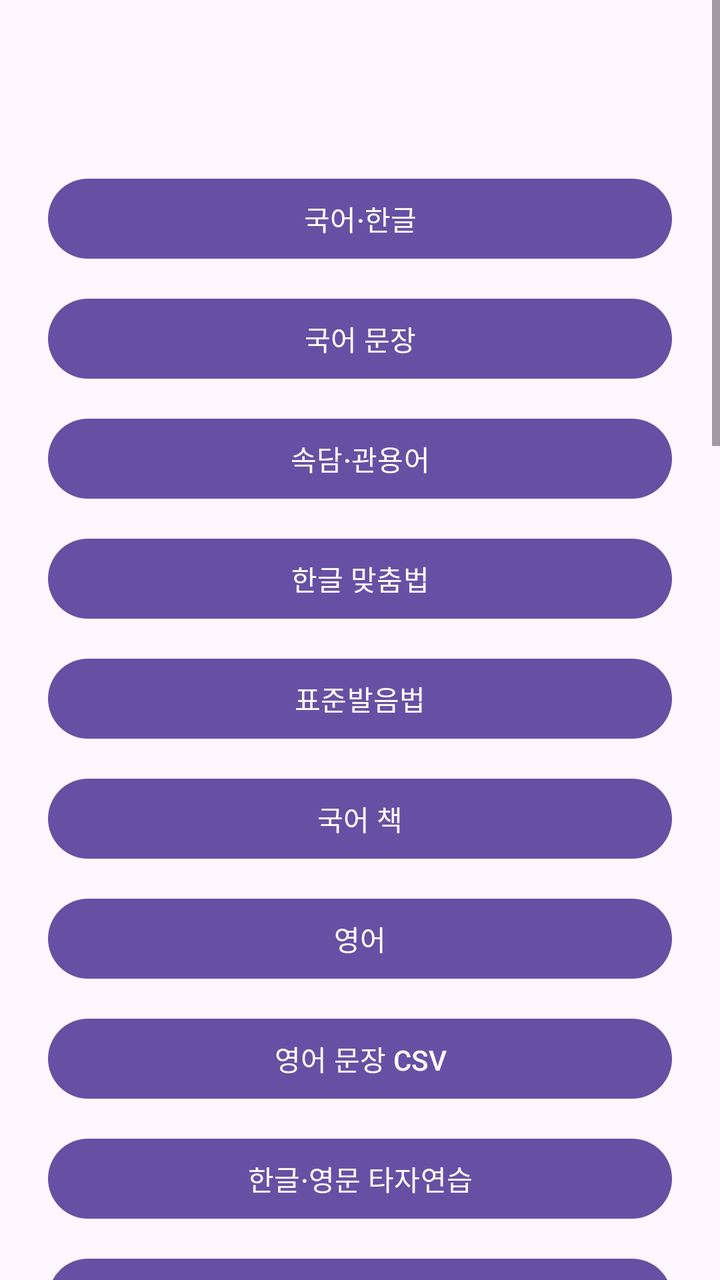
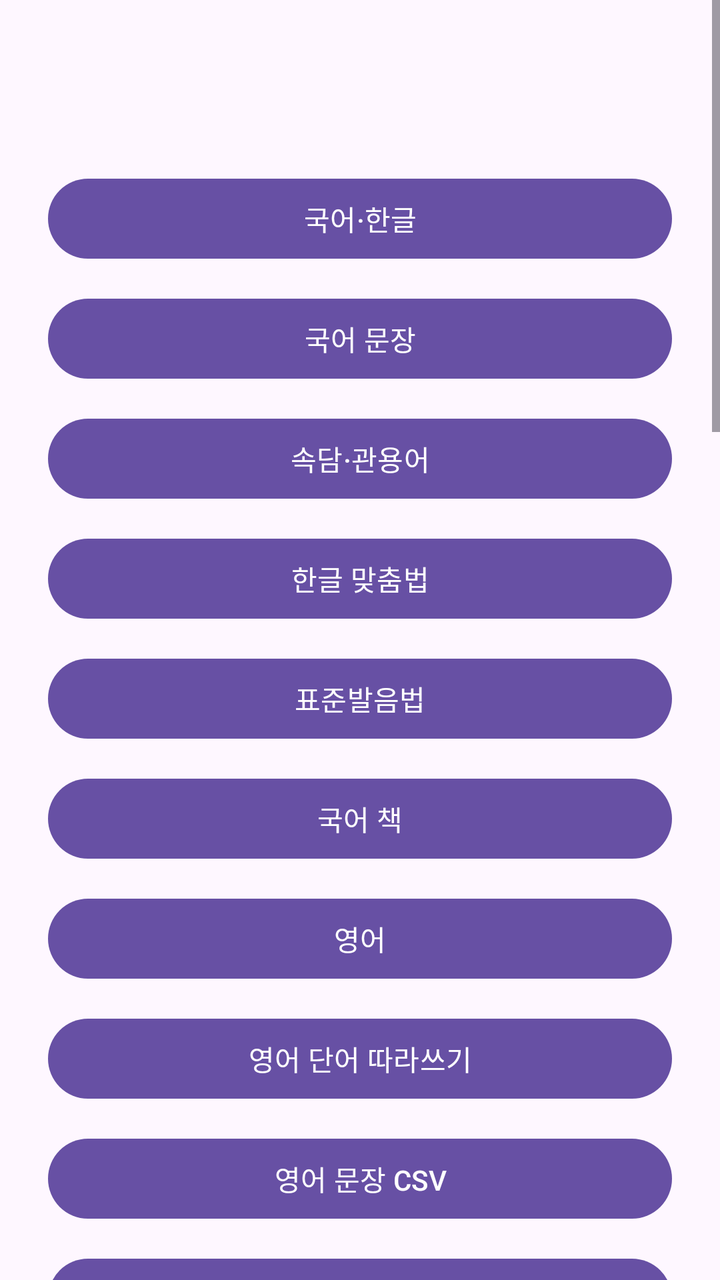

The first picture is an Android layout as it rendered before a commit; the second is the same layout after the commit. The layout source and the unified diff follow.
<!-- AndroidManifest.xml: application theme Theme.Eunhyo2 -->
<!-- res/layout/activity_school_menu.xml -->
<?xml version="1.0" encoding="utf-8"?>
<ScrollView xmlns:android="http://schemas.android.com/apk/res/android"
    android:layout_width="match_parent"
    android:layout_height="match_parent">

    <LinearLayout
        android:layout_width="match_parent"
        android:layout_height="wrap_content"
        android:orientation="vertical"
        android:padding="24dp">

        <TextView android:id="@+id/textSchoolLevel" android:layout_width="match_parent" android:layout_height="wrap_content" android:gravity="center" android:textAppearance="@style/TextAppearance.Material3.HeadlineMedium" />
        <com.google.android.material.button.MaterialButton android:id="@+id/buttonKorean" android:layout_width="match_parent" android:layout_height="wrap_content" android:layout_marginTop="24dp" android:text="국어·한글" />
        <com.google.android.material.button.MaterialButton android:id="@+id/buttonKoreanPhrase" android:layout_width="match_parent" android:layout_height="wrap_content" android:layout_marginTop="12dp" android:text="국어 문장" />
        <com.google.android.material.button.MaterialButton android:id="@+id/buttonKoreanIdiom" android:layout_width="match_parent" android:layout_height="wrap_content" android:layout_marginTop="12dp" android:text="속담·관용어" />
        <com.google.android.material.button.MaterialButton android:id="@+id/buttonKoreanSpelling" android:layout_width="match_parent" android:layout_height="wrap_content" android:layout_marginTop="12dp" android:text="한글 맞춤법" />
        <com.google.android.material.button.MaterialButton android:id="@+id/buttonKoreanPronunciation" android:layout_width="match_parent" android:layout_height="wrap_content" android:layout_marginTop="12dp" android:text="표준발음법" />
        <com.google.android.material.button.MaterialButton android:id="@+id/buttonKoreanBook" android:layout_width="match_parent" android:layout_height="wrap_content" android:layout_marginTop="12dp" android:text="국어 책" />
        <com.google.android.material.button.MaterialButton android:id="@+id/buttonEnglish" android:layout_width="match_parent" android:layout_height="wrap_content" android:layout_marginTop="12dp" android:text="영어" />
        <com.google.android.material.button.MaterialButton android:id="@+id/buttonEnglishSentence" android:layout_width="match_parent" android:layout_height="wrap_content" android:layout_marginTop="12dp" android:text="영어 문장 CSV" />
        <com.google.android.material.button.MaterialButton android:id="@+id/buttonTyping" android:layout_width="match_parent" android:layout_height="wrap_content" android:layout_marginTop="12dp" android:text="한글·영문 타자연습" />
        <com.google.android.material.button.MaterialButton android:id="@+id/buttonMath" android:layout_width="match_parent" android:layout_height="wrap_content" android:layout_marginTop="12dp" android:text="수학" />
        <com.google.android.material.button.MaterialButton android:id="@+id/buttonMathState" android:layout_width="match_parent" android:layout_height="wrap_content" android:layout_marginTop="12dp" android:text="수학 상태 설정" />
        <com.google.android.material.button.MaterialButton android:id="@+id/buttonMeasurement" android:layout_width="match_parent" android:layout_height="wrap_content" android:layout_marginTop="12dp" android:text="길이·시간·달력 환산" />
        <com.google.android.material.button.MaterialButton android:id="@+id/buttonGcdLcm" android:layout_width="match_parent" android:layout_height="wrap_content" android:layout_marginTop="12dp" android:text="최대공약수·최소공배수" />
        <com.google.android.material.button.MaterialButton android:id="@+id/buttonGeometry" android:layout_width="match_parent" android:layout_height="wrap_content" android:layout_marginTop="12dp" android:text="기하 도형" />
        <com.google.android.material.button.MaterialButton android:id="@+id/buttonGraph" android:layout_width="match_parent" android:layout_height="wrap_content" android:layout_marginTop="12dp" android:text="그래프 도구" />
        <com.google.android.material.button.MaterialButton android:id="@+id/buttonHanja" android:layout_width="match_parent" android:layout_height="wrap_content" android:layout_marginTop="12dp" android:text="한자" />
        <com.google.android.material.button.MaterialButton android:id="@+id/buttonHanjaRadical" android:layout_width="match_parent" android:layout_height="wrap_content" android:layout_marginTop="12dp" android:text="한자 부수" />
        <com.google.android.material.button.MaterialButton android:id="@+id/buttonHistory" android:layout_width="match_parent" android:layout_height="wrap_content" android:layout_marginTop="12dp" android:text="역사" />
        <com.google.android.material.button.MaterialButton android:id="@+id/buttonWorld" android:layout_width="match_parent" android:layout_height="wrap_content" android:layout_marginTop="12dp" android:text="세계 국가 학습" />
        <com.google.android.material.button.MaterialButton android:id="@+id/buttonClock" android:layout_width="match_parent" android:layout_height="wrap_content" android:layout_marginTop="12dp" android:text="시계 학습" />
        <com.google.android.material.button.MaterialButton android:id="@+id/buttonDrawing" android:layout_width="match_parent" android:layout_height="wrap_content" android:layout_marginTop="12dp" android:text="그리기 연습" />
        <com.google.android.material.button.MaterialButton android:id="@+id/buttonLinks" android:layout_width="match_parent" android:layout_height="wrap_content" android:layout_marginTop="12dp" android:text="교육 사이트" />
        <com.google.android.material.button.MaterialButton android:id="@+id/buttonMedia" android:layout_width="match_parent" android:layout_height="wrap_content" android:layout_marginTop="12dp" android:text="미디어 학습" />
        <com.google.android.material.button.MaterialButton android:id="@+id/buttonSports" android:layout_width="match_parent" android:layout_height="wrap_content" android:layout_marginTop="12dp" android:text="스포츠 학습" />
        <com.google.android.material.button.MaterialButton android:id="@+id/buttonMagic" android:layout_width="match_parent" android:layout_height="wrap_content" android:layout_marginTop="12dp" android:text="마술 영상" />
        <com.google.android.material.button.MaterialButton android:id="@+id/buttonGoldenBell" android:layout_width="match_parent" android:layout_height="wrap_content" android:layout_marginTop="12dp" android:text="골든벨 O/X" />
        <com.google.android.material.button.MaterialButton android:id="@+id/buttonPersonality" android:layout_width="match_parent" android:layout_height="wrap_content" android:layout_marginTop="12dp" android:text="놀이형 성향 테스트" />
        <com.google.android.material.button.MaterialButton android:id="@+id/buttonAi" android:layout_width="match_parent" android:layout_height="wrap_content" android:layout_marginTop="12dp" android:text="AI 학습 도우미" />
        <com.google.android.material.button.MaterialButton android:id="@+id/buttonGame" android:layout_width="match_parent" android:layout_height="wrap_content" android:layout_marginTop="12dp" android:text="게임·점수" />
    </LinearLayout>
</ScrollView>
<!-- resources referenced by this layout -->
<resources>
  <style name="Theme.Eunhyo2" parent="Theme.Material3.DayNight.NoActionBar">
          <item name="android:windowLightStatusBar">true</item>
      </style>
</resources>

<!-- the commit's change to res/layout/activity_school_menu.xml (unified diff, before → after) -->
@@ -17,6 +17,7 @@
         <com.google.android.material.button.MaterialButton android:id="@+id/buttonKoreanPronunciation" android:layout_width="match_parent" android:layout_height="wrap_content" android:layout_marginTop="12dp" android:text="표준발음법" />
         <com.google.android.material.button.MaterialButton android:id="@+id/buttonKoreanBook" android:layout_width="match_parent" android:layout_height="wrap_content" android:layout_marginTop="12dp" android:text="국어 책" />
         <com.google.android.material.button.MaterialButton android:id="@+id/buttonEnglish" android:layout_width="match_parent" android:layout_height="wrap_content" android:layout_marginTop="12dp" android:text="영어" />
+        <com.google.android.material.button.MaterialButton android:id="@+id/buttonEnglishWord" android:layout_width="match_parent" android:layout_height="wrap_content" android:layout_marginTop="12dp" android:text="영어 단어 따라쓰기" />
         <com.google.android.material.button.MaterialButton android:id="@+id/buttonEnglishSentence" android:layout_width="match_parent" android:layout_height="wrap_content" android:layout_marginTop="12dp" android:text="영어 문장 CSV" />
         <com.google.android.material.button.MaterialButton android:id="@+id/buttonTyping" android:layout_width="match_parent" android:layout_height="wrap_content" android:layout_marginTop="12dp" android:text="한글·영문 타자연습" />
         <com.google.android.material.button.MaterialButton android:id="@+id/buttonMath" android:layout_width="match_parent" android:layout_height="wrap_content" android:layout_marginTop="12dp" android:text="수학" />
